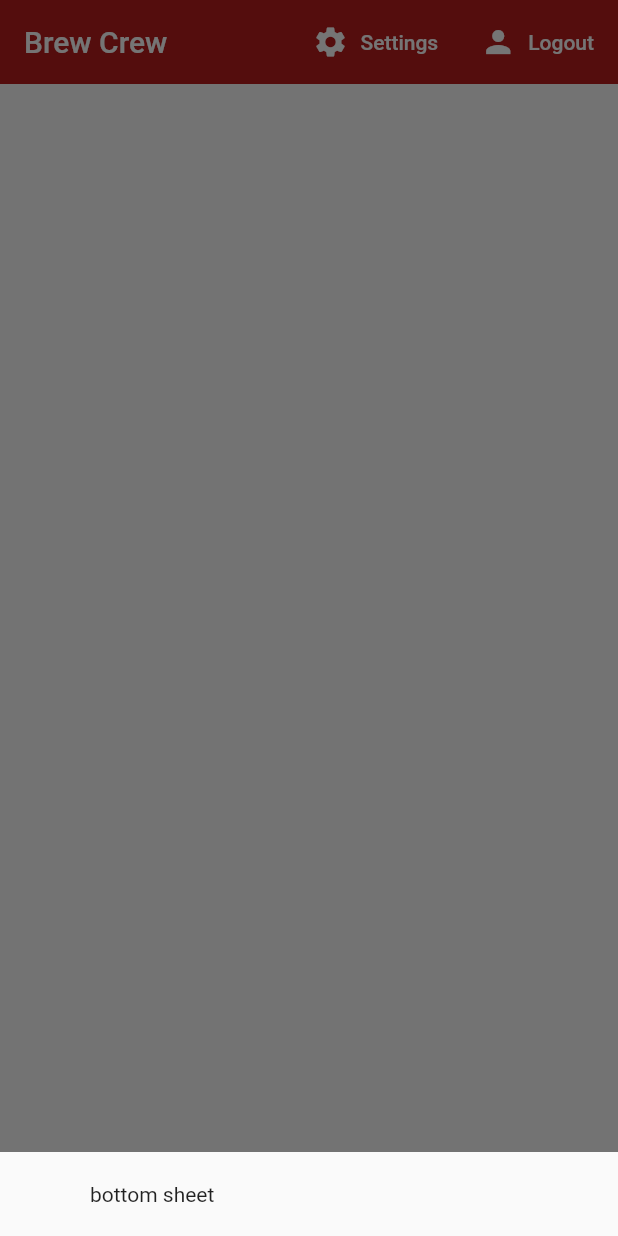
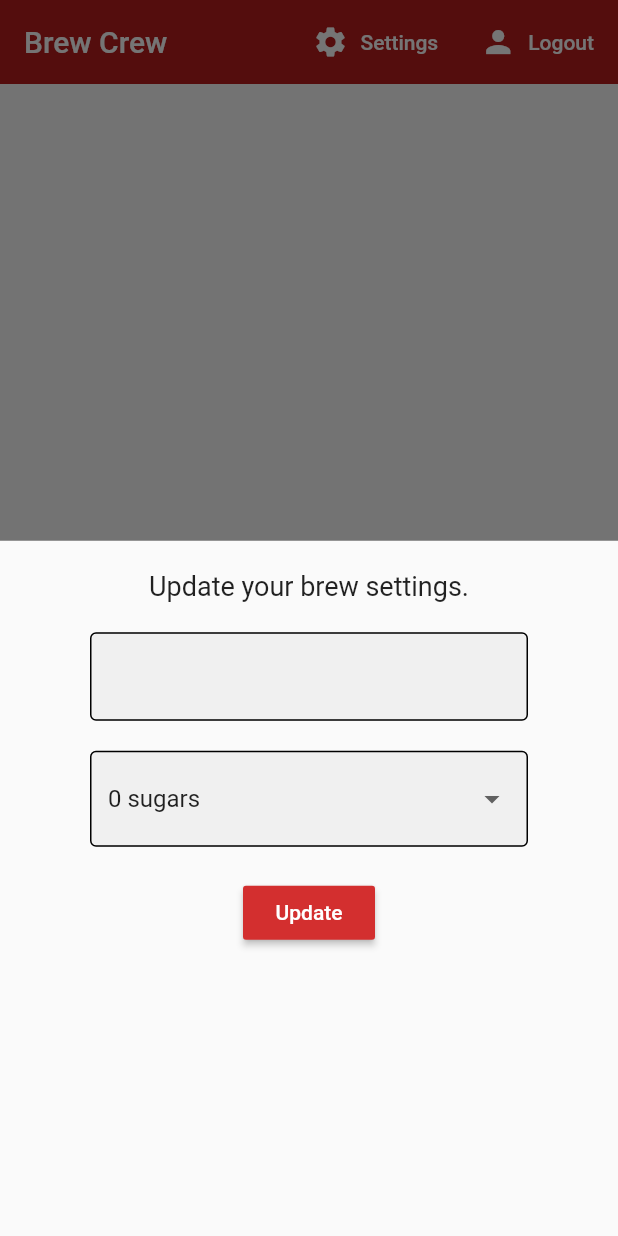
Before and after one commit to AhmadJavaidWork/brew_crew, a Flutter app: the screen it shows once a user with an empty profile is signed in, after a tap on "Settings", on a phone screen of 412 x 824 dp. Run offline on Flutter 3.47's test engine with Material 2 defaults, Android fonts, the phone set to English and light mode, and no system bars; our stand-ins replace cloud_firestore, firebase_auth, flutter_spinkit; accounts and stored records are empty.

Commit message:
added dropdown for selecting sugars

```diff
--- a/lib/screens/home/home.dart
+++ b/lib/screens/home/home.dart
@@ -1,5 +1,6 @@
 import 'package:brew_crew/models/brew.dart';
 import 'package:brew_crew/screens/home/brew_list.dart';
+import 'package:brew_crew/screens/home/settings_form.dart';
 import 'package:brew_crew/services/auth.dart';
 import 'package:brew_crew/services/database.dart';
 import 'package:provider/provider.dart';
@@ -18,7 +19,7 @@ class Home extends StatelessWidget {
               vertical: 20.0,
               horizontal: 60.0,
             ),
-            child: Text('bottom sheet'),
+            child: SettingsForm(),
           );
         },
       );
--- /dev/null
+++ b/lib/screens/home/settings_form.dart
@@ -0,0 +1,63 @@
+import 'package:flutter/material.dart';
+import 'package:brew_crew/shared/constants.dart';
+
+class SettingsForm extends StatefulWidget {
+  @override
+  _SettingsFormState createState() => _SettingsFormState();
+}
+
+class _SettingsFormState extends State<SettingsForm> {
+  final _formKey = GlobalKey<FormState>();
+  final List<String> sugars = ['0', '1', '2', '3', '4'];
+  String _currentName;
+  String _currentSugars;
+  int _currentStrength;
+  @override
+  Widget build(BuildContext context) {
+    return Form(
+      key: _formKey,
+      child: Column(
+        children: <Widget>[
+          Text(
+            'Update your brew settings.',
+            style: TextStyle(fontSize: 18.0),
+          ),
+          SizedBox(height: 20.0),
+          TextFormField(
+            decoration: textInputDecoration,
+            validator: (value) => value.isEmpty ? 'Please enter a name' : null,
+            onChanged: (value) => setState(() => _currentName = value),
+          ),
+          SizedBox(height: 20.0),
+          DropdownButtonFormField(
+            decoration: textInputDecoration,
+            value: _currentSugars ?? '0',
+            items: sugars.map(
+              (sugar) {
+                return DropdownMenuItem(
+                  value: sugar,
+                  child: Text('$sugar sugars'),
+                );
+              },
+            ).toList(),
+            onChanged: (value) => setState(() => _currentSugars = value),
+          ),
+          // slider
+          SizedBox(height: 20.0),
+          RaisedButton(
+            color: Colors.red[700],
+            child: Text(
+              'Update',
+              style: TextStyle(color: Colors.white),
+            ),
+            onPressed: () async {
+              print(_currentName);
+              print(_currentSugars);
+              print(_currentStrength);
+            },
+          ),
+        ],
+      ),
+    );
+  }
+}
```
